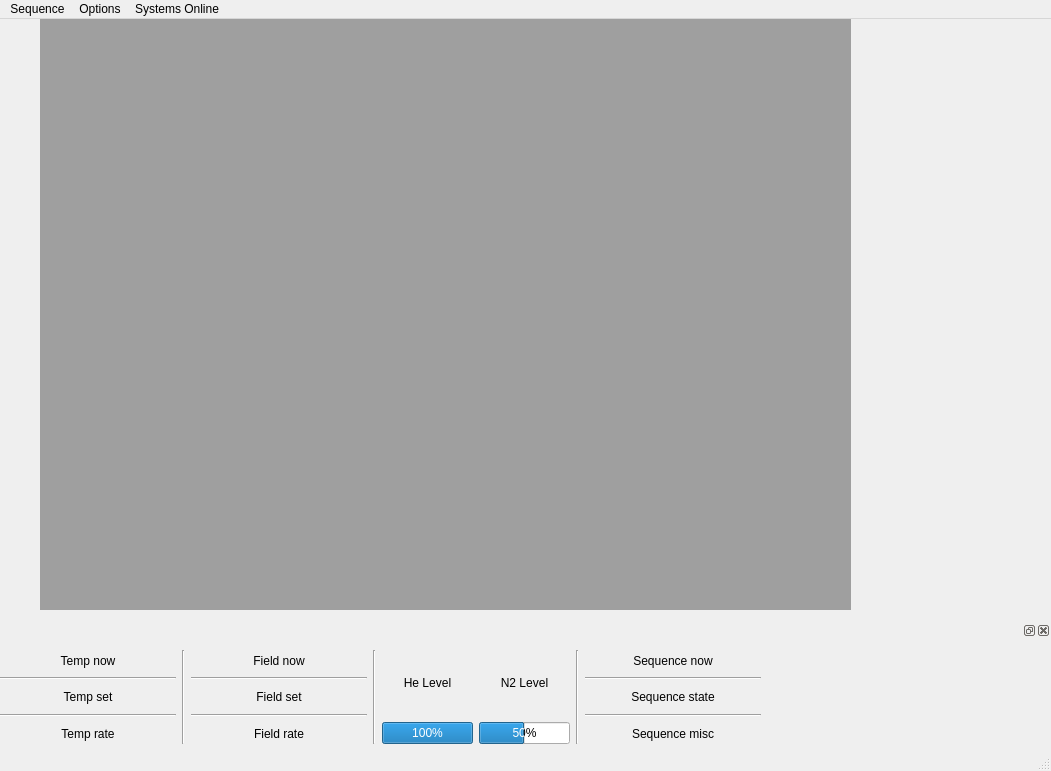
Cryostat-GUI/Cryostat-GUI, file configurations/Cryostat GUI.ui: the form before one commit.
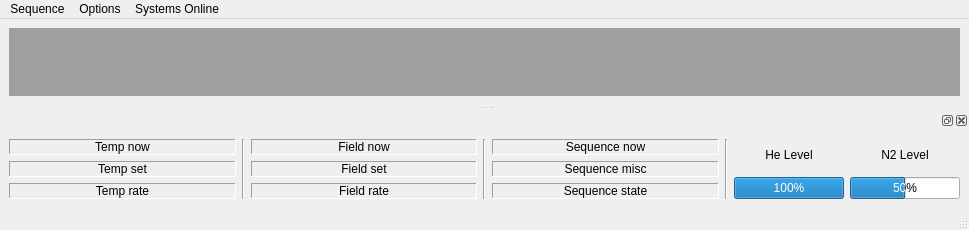
The form after the commit.

Diff of the .ui file:
```diff
--- a/configurations/Cryostat GUI.ui
+++ b/configurations/Cryostat GUI.ui
@@ -6,22 +6,22 @@
    <rect>
     <x>0</x>
     <y>0</y>
-    <width>1051</width>
-    <height>771</height>
+    <width>969</width>
+    <height>229</height>
    </rect>
   </property>
   <property name="windowTitle">
    <string>Cryostat GUI</string>
   </property>
   <widget class="QWidget" name="centralwidget">
+   <layout class="QGridLayout" name="gridLayout">
+    <item row="0" column="0">
    <widget class="QMdiArea" name="mdiArea">
-    <property name="geometry">
-     <rect>
-      <x>40</x>
-      <y>0</y>
-      <width>811</width>
-      <height>591</height>
-     </rect>
+      <property name="sizePolicy">
+       <sizepolicy hsizetype="Preferred" vsizetype="Preferred">
+        <horstretch>0</horstretch>
+        <verstretch>0</verstretch>
+       </sizepolicy>
     </property>
     <property name="mouseTracking">
      <bool>false</bool>
@@ -38,13 +38,15 @@
      </property>
     </widget>
    </widget>
+    </item>
+   </layout>
   </widget>
   <widget class="QMenuBar" name="menubar">
    <property name="geometry">
     <rect>
      <x>0</x>
      <y>0</y>
-     <width>1051</width>
+     <width>969</width>
      <height>21</height>
     </rect>
    </property>
@@ -104,143 +106,28 @@
   </widget>
   <widget class="QStatusBar" name="statusbar"/>
   <widget class="QDockWidget" name="Main_dock_infobox">
-   <property name="minimumSize">
-    <size>
-     <width>1051</width>
-     <height>128</height>
-    </size>
-   </property>
-   <property name="maximumSize">
-    <size>
-     <width>5000</width>
-     <height>128</height>
-    </size>
-   </property>
    <attribute name="dockWidgetArea">
     <number>8</number>
    </attribute>
    <widget class="QWidget" name="dockWidgetContents">
-    <widget class="QWidget" name="horizontalLayoutWidget">
-     <property name="geometry">
-      <rect>
-       <x>0</x>
-       <y>10</y>
-       <width>761</width>
-       <height>94</height>
-      </rect>
-     </property>
-     <layout class="QHBoxLayout" name="MainDockInfoboxLayout">
-      <item>
-       <layout class="QVBoxLayout" name="MainDock_Temps">
-        <item>
-         <widget class="QLabel" name="MainDock_Tnow">
-          <property name="text">
-           <string>Temp now</string>
-          </property>
-          <property name="alignment">
-           <set>Qt::AlignCenter</set>
-          </property>
-         </widget>
-        </item>
-        <item>
-         <widget class="Line" name="line">
-          <property name="orientation">
-           <enum>Qt::Horizontal</enum>
-          </property>
-         </widget>
-        </item>
-        <item>
-         <widget class="QLabel" name="MainDock_Tset">
+    <layout class="QGridLayout" name="gridLayout_2">
+     <item row="2" column="4">
+      <widget class="QLabel" name="MainDock_Seqstate">
+       <property name="frameShape">
+        <enum>QFrame::Panel</enum>
+       </property>
+       <property name="frameShadow">
+        <enum>QFrame::Sunken</enum>
+       </property>
           <property name="text">
-           <string>Temp set</string>
+        <string>Sequence state</string>
           </property>
           <property name="alignment">
            <set>Qt::AlignCenter</set>
           </property>
          </widget>
         </item>
-        <item>
-         <widget class="Line" name="line_2">
-          <property name="orientation">
-           <enum>Qt::Horizontal</enum>
-          </property>
-         </widget>
-        </item>
-        <item>
-         <widget class="QLabel" name="MainDock_Trate">
-          <property name="text">
-           <string>Temp rate</string>
-          </property>
-          <property name="alignment">
-           <set>Qt::AlignCenter</set>
-          </property>
-         </widget>
-        </item>
-       </layout>
-      </item>
-      <item>
-       <widget class="Line" name="line_8">
-        <property name="orientation">
-         <enum>Qt::Vertical</enum>
-        </property>
-       </widget>
-      </item>
-      <item>
-       <layout class="QVBoxLayout" name="MainDock_Fields">
-        <item>
-         <widget class="QLabel" name="MainDock_Bnow">
-          <property name="text">
-           <string>Field now</string>
-          </property>
-          <property name="alignment">
-           <set>Qt::AlignCenter</set>
-          </property>
-         </widget>
-        </item>
-        <item>
-         <widget class="Line" name="line_3">
-          <property name="orientation">
-           <enum>Qt::Horizontal</enum>
-          </property>
-         </widget>
-        </item>
-        <item>
-         <widget class="QLabel" name="MainDock_Bset">
-          <property name="text">
-           <string>Field set</string>
-          </property>
-          <property name="alignment">
-           <set>Qt::AlignCenter</set>
-          </property>
-         </widget>
-        </item>
-        <item>
-         <widget class="Line" name="line_4">
-          <property name="orientation">
-           <enum>Qt::Horizontal</enum>
-          </property>
-         </widget>
-        </item>
-        <item>
-         <widget class="QLabel" name="MainDock_Brate">
-          <property name="text">
-           <string>Field rate</string>
-          </property>
-          <property name="alignment">
-           <set>Qt::AlignCenter</set>
-          </property>
-         </widget>
-        </item>
-       </layout>
-      </item>
-      <item>
-       <widget class="Line" name="line_10">
-        <property name="orientation">
-         <enum>Qt::Vertical</enum>
-        </property>
-       </widget>
-      </item>
-      <item>
+     <item row="0" column="7" rowspan="3">
        <layout class="QVBoxLayout" name="MainDock_Pressures">
         <item>
          <layout class="QHBoxLayout" name="horizontalLayout_2">
@@ -340,17 +227,110 @@
         </item>
        </layout>
       </item>
-      <item>
-       <widget class="Line" name="line_9">
-        <property name="orientation">
-         <enum>Qt::Vertical</enum>
-        </property>
-       </widget>
-      </item>
-      <item>
-       <layout class="QVBoxLayout" name="MainDock_Sequence">
-        <item>
+     <item row="1" column="4">
+      <widget class="QLabel" name="MainDock_Seq2">
+       <property name="frameShape">
+        <enum>QFrame::Panel</enum>
+       </property>
+       <property name="frameShadow">
+        <enum>QFrame::Sunken</enum>
+       </property>
+       <property name="text">
+        <string>Sequence misc</string>
+       </property>
+       <property name="alignment">
+        <set>Qt::AlignCenter</set>
+       </property>
+      </widget>
+     </item>
+     <item row="1" column="2">
+      <widget class="QLabel" name="MainDock_Bset">
+       <property name="frameShape">
+        <enum>QFrame::Panel</enum>
+       </property>
+       <property name="frameShadow">
+        <enum>QFrame::Sunken</enum>
+       </property>
+       <property name="text">
+        <string>Field set</string>
+       </property>
+       <property name="alignment">
+        <set>Qt::AlignCenter</set>
+       </property>
+      </widget>
+     </item>
+     <item row="2" column="0">
+      <widget class="QLabel" name="MainDock_Trate">
+       <property name="frameShape">
+        <enum>QFrame::Panel</enum>
+       </property>
+       <property name="frameShadow">
+        <enum>QFrame::Sunken</enum>
+       </property>
+       <property name="text">
+        <string>Temp rate</string>
+       </property>
+       <property name="alignment">
+        <set>Qt::AlignCenter</set>
+       </property>
+      </widget>
+     </item>
+     <item row="0" column="0">
+      <widget class="QLabel" name="MainDock_Tnow">
+       <property name="frameShape">
+        <enum>QFrame::Panel</enum>
+       </property>
+       <property name="frameShadow">
+        <enum>QFrame::Sunken</enum>
+       </property>
+       <property name="text">
+        <string>Temp now</string>
+       </property>
+       <property name="alignment">
+        <set>Qt::AlignCenter</set>
+       </property>
+      </widget>
+     </item>
+     <item row="2" column="2">
+      <widget class="QLabel" name="MainDock_Brate">
+       <property name="frameShape">
+        <enum>QFrame::Panel</enum>
+       </property>
+       <property name="frameShadow">
+        <enum>QFrame::Sunken</enum>
+       </property>
+       <property name="text">
+        <string>Field rate</string>
+       </property>
+       <property name="alignment">
+        <set>Qt::AlignCenter</set>
+       </property>
+      </widget>
+     </item>
+     <item row="1" column="0">
+      <widget class="QLabel" name="MainDock_Tset">
+       <property name="frameShape">
+        <enum>QFrame::Panel</enum>
+       </property>
+       <property name="frameShadow">
+        <enum>QFrame::Sunken</enum>
+       </property>
+       <property name="text">
+        <string>Temp set</string>
+       </property>
+       <property name="alignment">
+        <set>Qt::AlignCenter</set>
+       </property>
+      </widget>
+     </item>
+     <item row="0" column="4">
          <widget class="QLabel" name="MainDock_Seqnow">
+       <property name="frameShape">
+        <enum>QFrame::Panel</enum>
+       </property>
+       <property name="frameShadow">
+        <enum>QFrame::Sunken</enum>
+       </property>
           <property name="text">
            <string>Sequence now</string>
           </property>
@@ -359,44 +339,44 @@
           </property>
          </widget>
         </item>
-        <item>
-         <widget class="Line" name="line_6">
-          <property name="orientation">
-           <enum>Qt::Horizontal</enum>
-          </property>
-         </widget>
-        </item>
-        <item>
-         <widget class="QLabel" name="MainDock_Seqstate">
+     <item row="0" column="2">
+      <widget class="QLabel" name="MainDock_Bnow">
+       <property name="frameShape">
+        <enum>QFrame::Panel</enum>
+       </property>
+       <property name="frameShadow">
+        <enum>QFrame::Sunken</enum>
+       </property>
           <property name="text">
-           <string>Sequence state</string>
+        <string>Field now</string>
           </property>
           <property name="alignment">
            <set>Qt::AlignCenter</set>
           </property>
          </widget>
         </item>
-        <item>
+     <item row="0" column="1" rowspan="3">
          <widget class="Line" name="line_7">
           <property name="orientation">
-           <enum>Qt::Horizontal</enum>
+        <enum>Qt::Vertical</enum>
           </property>
          </widget>
         </item>
-        <item>
-         <widget class="QLabel" name="MainDock_Seq2">
-          <property name="text">
-           <string>Sequence misc</string>
-          </property>
-          <property name="alignment">
-           <set>Qt::AlignCenter</set>
+     <item row="0" column="3" rowspan="3">
+      <widget class="Line" name="line_8">
+       <property name="orientation">
+        <enum>Qt::Vertical</enum>
+       </property>
+      </widget>
+     </item>
+     <item row="0" column="5" rowspan="3">
+      <widget class="Line" name="line_9">
+       <property name="orientation">
+        <enum>Qt::Vertical</enum>
           </property>
          </widget>
         </item>
        </layout>
-      </item>
-     </layout>
-    </widget>
    </widget>
   </widget>
   <action name="actionNew_Sequence">
```
Left out of the diff: 46 changed lines with no effect on the pictures. Lines whose indentation alone changed are shown as unchanged.
